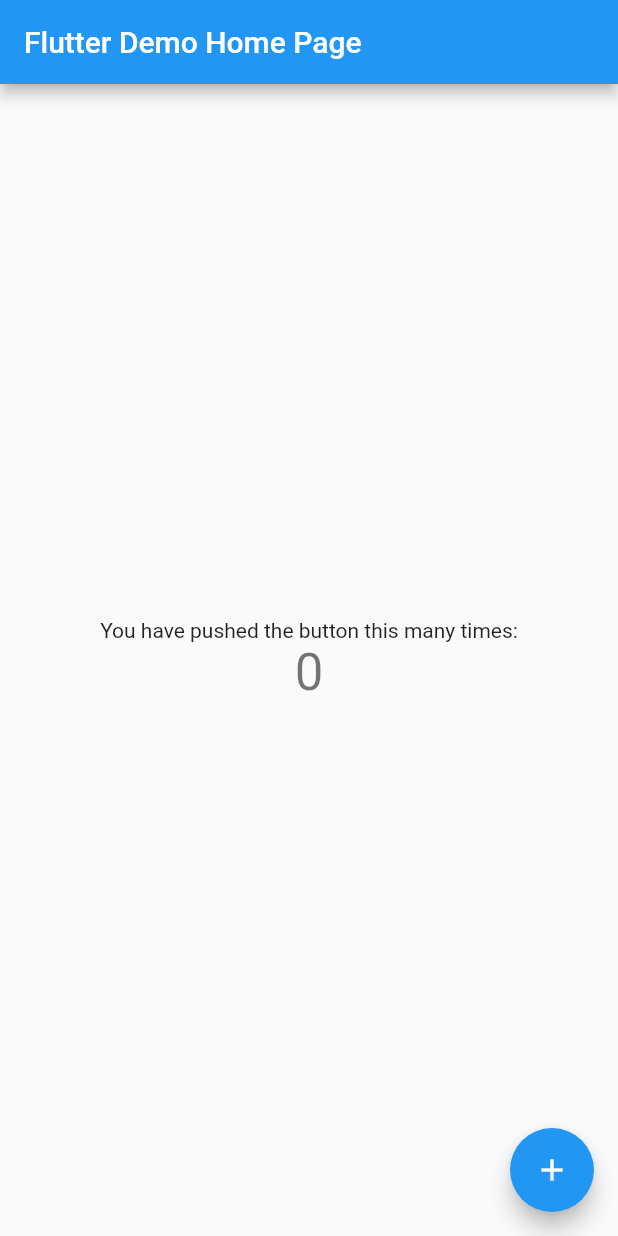
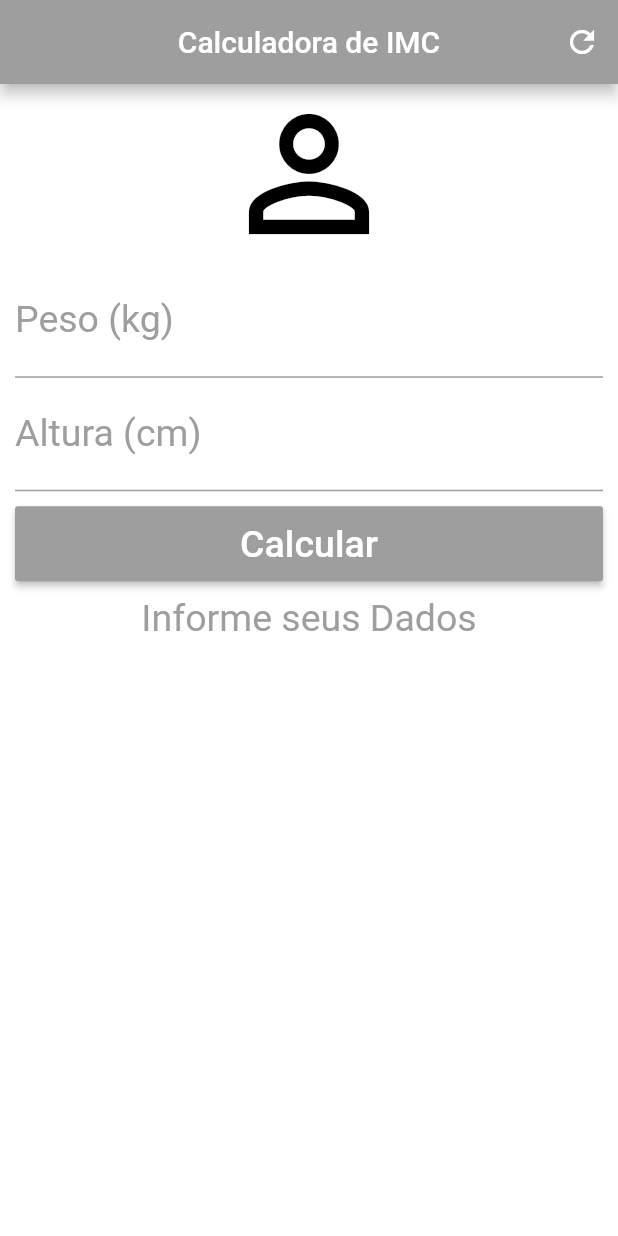
Before and after one commit to len-on/imc_calculator, a Flutter app: the screen it shows after launch, on a phone screen of 412 x 824 dp. Run offline on Flutter 3.47's test engine with Material 2 defaults, Android fonts, the phone set to English and light mode, and no system bars.

Commit message:
Commit de uma calculadora de imc com validador para praticar recursos da linguagem Flutter.

```diff
--- a/lib/main.dart
+++ b/lib/main.dart
@@ -1,111 +1,132 @@
 import 'package:flutter/material.dart';
+import 'dart:math';
 
-void main() => runApp(MyApp());
-
-class MyApp extends StatelessWidget {
-  // This widget is the root of your application.
-  @override
-  Widget build(BuildContext context) {
-    return MaterialApp(
-      title: 'Flutter Demo',
-      theme: ThemeData(
-        // This is the theme of your application.
-        //
-        // Try running your application with "flutter run". You'll see the
-        // application has a blue toolbar. Then, without quitting the app, try
-        // changing the primarySwatch below to Colors.green and then invoke
-        // "hot reload" (press "r" in the console where you ran "flutter run",
-        // or simply save your changes to "hot reload" in a Flutter IDE).
-        // Notice that the counter didn't reset back to zero; the application
-        // is not restarted.
-        primarySwatch: Colors.blue,
-      ),
-      home: MyHomePage(title: 'Flutter Demo Home Page'),
-    );
-  }
+void main() {
+  runApp(MaterialApp(
+    home: Home(),
+  ));
 }
 
-class MyHomePage extends StatefulWidget {
-  MyHomePage({Key key, this.title}) : super(key: key);
-
-  // This widget is the home page of your application. It is stateful, meaning
-  // that it has a State object (defined below) that contains fields that affect
-  // how it looks.
-
-  // This class is the configuration for the state. It holds the values (in this
-  // case the title) provided by the parent (in this case the App widget) and
-  // used by the build method of the State. Fields in a Widget subclass are
-  // always marked "final".
-
-  final String title;
-
+class Home extends StatefulWidget {
   @override
-  _MyHomePageState createState() => _MyHomePageState();
+  _HomeState createState() => _HomeState();
 }
 
-class _MyHomePageState extends State<MyHomePage> {
-  int _counter = 0;
+class _HomeState extends State<Home> {
+  TextEditingController weightController = TextEditingController();
+  TextEditingController heightController = TextEditingController();
+  String _infoText = "Informe seus Dados";
+  GlobalKey<FormState> _formKey = GlobalKey<FormState>();
 
-  void _incrementCounter() {
+  void _resetFields() {
+    weightController.text = "";
+    heightController.text = "";
+    setState((){
+      _infoText = "Informe seus Dados";
+      _formKey = GlobalKey<FormState>();
+    });
+  }
+
+  void _calcula() {
     setState(() {
-      // This call to setState tells the Flutter framework that something has
-      // changed in this State, which causes it to rerun the build method below
-      // so that the display can reflect the updated values. If we changed
-      // _counter without calling setState(), then the build method would not be
-      // called again, and so nothing would appear to happen.
-      _counter++;
+      double weight = double.parse(weightController.text);
+      double height = double.parse(heightController.text) / 100;
+      double imc = weight / pow(height, 2);
+      print(imc);
+      if (imc < 18.6) {
+        _infoText = "Abaixo do Peso (${imc.toStringAsPrecision(4)})";
+      }else if (imc >= 18.6 && imc < 24.9) {
+        _infoText = "Peso Ideal (${imc.toStringAsPrecision(4)})";
+      }else if (imc >= 24.9 && imc < 29.9) {
+        _infoText = "Levemente Acima do Peso (${imc.toStringAsPrecision(4)})";
+      }else if (imc >= 29.9 && imc < 34.9) {
+        _infoText = "Obesidade Grau I (${imc.toStringAsPrecision(4)})";
+      }else if (imc >= 34.6 && imc < 39.9) {
+        _infoText = "Obesidade Grau II (${imc.toStringAsPrecision(4)})";
+      }else if (imc >= 40) {
+        _infoText = "Obesidade Grau III (${imc.toStringAsPrecision(4)})";
+      }
     });
   }
 
   @override
   Widget build(BuildContext context) {
-    // This method is rerun every time setState is called, for instance as done
-    // by the _incrementCounter method above.
-    //
-    // The Flutter framework has been optimized to make rerunning build methods
-    // fast, so that you can just rebuild anything that needs updating rather
-    // than having to individually change instances of widgets.
     return Scaffold(
       appBar: AppBar(
-        // Here we take the value from the MyHomePage object that was created by
-        // the App.build method, and use it to set our appbar title.
-        title: Text(widget.title),
+        title: Text("Calculadora de IMC"),
+        centerTitle: true,
+        backgroundColor: Colors.grey,
+        actions: <Widget>[
+          IconButton(
+            icon: Icon(Icons.refresh),
+            onPressed: _resetFields,
+          )
+        ],
       ),
-      body: Center(
-        // Center is a layout widget. It takes a single child and positions it
-        // in the middle of the parent.
-        child: Column(
-          // Column is also layout widget. It takes a list of children and
-          // arranges them vertically. By default, it sizes itself to fit its
-          // children horizontally, and tries to be as tall as its parent.
-          //
-          // Invoke "debug painting" (press "p" in the console, choose the
-          // "Toggle Debug Paint" action from the Flutter Inspector in Android
-          // Studio, or the "Toggle Debug Paint" command in Visual Studio Code)
-          // to see the wireframe for each widget.
-          //
-          // Column has various properties to control how it sizes itself and
-          // how it positions its children. Here we use mainAxisAlignment to
-          // center the children vertically; the main axis here is the vertical
-          // axis because Columns are vertical (the cross axis would be
-          // horizontal).
-          mainAxisAlignment: MainAxisAlignment.center,
-          children: <Widget>[
-            Text(
-              'You have pushed the button this many times:',
-            ),
-            Text(
-              '$_counter',
-              style: Theme.of(context).textTheme.display1,
-            ),
-          ],
+      backgroundColor: Colors.white,
+      body: SingleChildScrollView(
+        padding: EdgeInsets.fromLTRB(10.0, 0.0, 10.0, 0),
+        child: Form(
+          key: _formKey,
+          child: Column(
+            crossAxisAlignment: CrossAxisAlignment.stretch,
+            children: <Widget>[
+              Icon(Icons.person_outline, size: 120.0, color: Colors.black),
+              TextFormField(
+                keyboardType: TextInputType.number,
+                decoration: InputDecoration(
+                    labelText: "Peso (kg)",
+                    labelStyle: TextStyle(color: Colors.grey)),
+                textAlign: TextAlign.center,
+                style: TextStyle(color: Colors.grey, fontSize: 25.0),
+                controller: weightController,
+                validator: (value) {
+                  if(value.isEmpty){
+                    return "Insira seu Peso!";
+                  }
+                },
+              ),
+              TextFormField(
+                keyboardType: TextInputType.number,
+                decoration: InputDecoration(
+                    labelText: "Altura (cm)",
+                    labelStyle: TextStyle(color: Colors.grey)),
+                textAlign: TextAlign.center,
+                style: TextStyle(color: Colors.grey, fontSize: 25.0),
+                controller: heightController,
+                validator: (value) {
+                  if(value.isEmpty){
+                    return "Insira sua Altura!";
+                  }
+                },
+              ),
+              Padding(
+                padding: EdgeInsets.only(top: 10.0, bottom: 10.0),
+                child: Container(
+                  height: 50.0,
+                  child: RaisedButton(
+                    onPressed: () {
+                      if(_formKey.currentState.validate()){
+                        _calcula();
+                      }
+                    },
+                    child: Text(
+                      "Calcular",
+                      style: TextStyle(color: Colors.white, fontSize: 25.0),
+                    ),
+                    color: Colors.grey,
+                  ),
+                ),
+              ),
+              Text(
+                _infoText,
+                textAlign: TextAlign.center,
+                style: TextStyle(color: Colors.grey, fontSize: 25.0),
+              )
+            ],
+          ),
         ),
       ),
-      floatingActionButton: FloatingActionButton(
-        onPressed: _incrementCounter,
-        tooltip: 'Increment',
-        child: Icon(Icons.add),
-      ), // This trailing comma makes auto-formatting nicer for build methods.
     );
   }
 }
```
Also changed, not shown: 1 other file.
